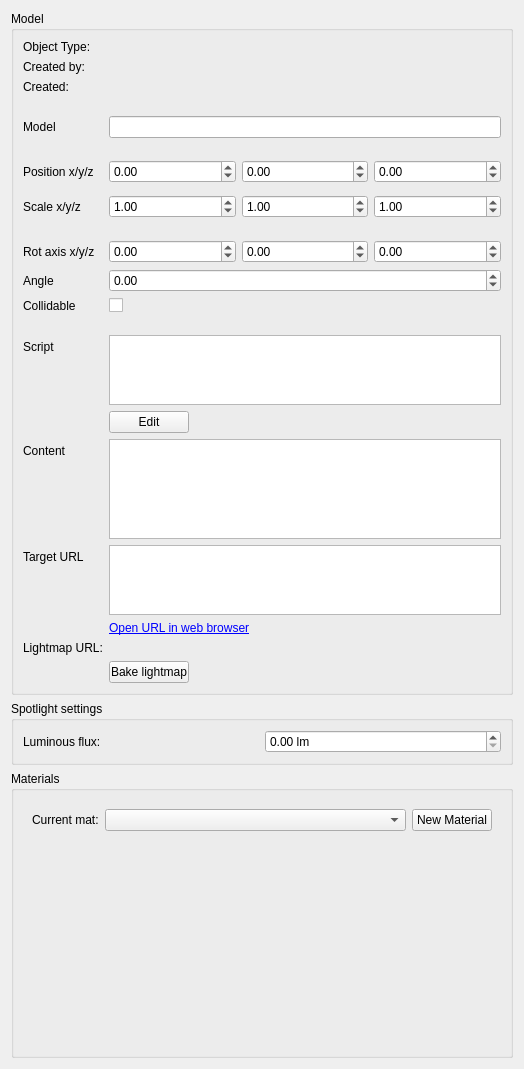
Old version of the form gui_client/ObjectEditor.ui in the repository shipilovden/substrata-metasiberia.
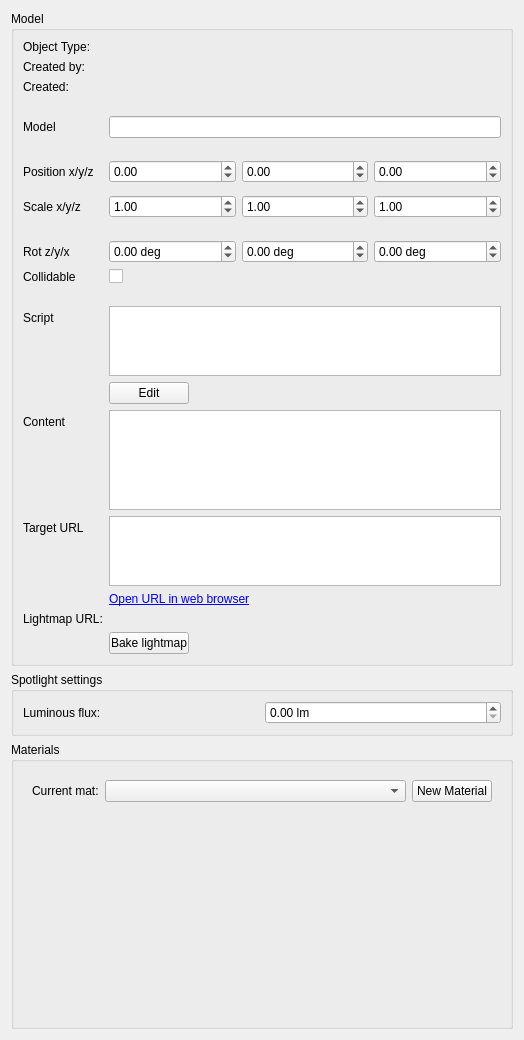
New version of the form. Custom widgets are drawn as their Qt base class.

Commit message: Changed UI display of rotation to use Euler angles instead of axis + angle. Bumped version to 0.58.

Diff of the .ui file:
```diff
--- a/gui_client/ObjectEditor.ui
+++ b/gui_client/ObjectEditor.ui
@@ -7,7 +7,7 @@
     <x>0</x>
     <y>0</y>
     <width>524</width>
-    <height>969</height>
+    <height>1028</height>
    </rect>
   </property>
   <property name="windowTitle">
@@ -276,7 +276,7 @@
       <item row="10" column="0">
        <widget class="QLabel" name="label_5">
         <property name="text">
-         <string>Rot axis x/y/z</string>
+         <string>Rot z/y/x</string>
         </property>
        </widget>
       </item>
@@ -297,11 +297,14 @@
          </property>
          <item>
           <widget class="IndigoDoubleSpinBox" name="rotAxisXDoubleSpinBox">
+           <property name="suffix">
+            <string> deg</string>
+           </property>
            <property name="minimum">
-            <double>-100.000000000000000</double>
+            <double>-10000.000000000000000</double>
            </property>
            <property name="maximum">
-            <double>100.000000000000000</double>
+            <double>10000.000000000000000</double>
            </property>
            <property name="singleStep">
             <double>0.100000000000000</double>
@@ -310,11 +313,14 @@
          </item>
          <item>
           <widget class="IndigoDoubleSpinBox" name="rotAxisYDoubleSpinBox">
+           <property name="suffix">
+            <string> deg</string>
+           </property>
            <property name="minimum">
-            <double>-100.000000000000000</double>
+            <double>-10000.000000000000000</double>
            </property>
            <property name="maximum">
-            <double>100.000000000000000</double>
+            <double>10000.000000000000000</double>
            </property>
            <property name="singleStep">
             <double>0.100000000000000</double>
@@ -323,11 +329,14 @@
          </item>
          <item>
           <widget class="IndigoDoubleSpinBox" name="rotAxisZDoubleSpinBox">
+           <property name="suffix">
+            <string> deg</string>
+           </property>
            <property name="minimum">
-            <double>-100.000000000000000</double>
+            <double>-10000.000000000000000</double>
            </property>
            <property name="maximum">
-            <double>100.000000000000000</double>
+            <double>10000.000000000000000</double>
            </property>
            <property name="singleStep">
             <double>0.100000000000000</double>
@@ -338,40 +347,20 @@
        </widget>
       </item>
       <item row="11" column="0">
-       <widget class="QLabel" name="label_8">
-        <property name="text">
-         <string>Angle</string>
-        </property>
-       </widget>
-      </item>
-      <item row="11" column="1">
-       <widget class="IndigoDoubleSpinBox" name="rotAngleDoubleSpinBox">
-        <property name="minimum">
-         <double>-100.000000000000000</double>
-        </property>
-        <property name="maximum">
-         <double>100.000000000000000</double>
-        </property>
-        <property name="singleStep">
-         <double>0.100000000000000</double>
-        </property>
-       </widget>
-      </item>
-      <item row="12" column="0">
        <widget class="QLabel" name="label_6">
         <property name="text">
          <string>Collidable</string>
         </property>
        </widget>
       </item>
-      <item row="12" column="1">
+      <item row="11" column="1">
        <widget class="QCheckBox" name="collidableCheckBox">
         <property name="text">
          <string/>
         </property>
        </widget>
       </item>
-      <item row="13" column="1">
+      <item row="12" column="1">
        <spacer name="verticalSpacer_3">
         <property name="orientation">
          <enum>Qt::Vertical</enum>
@@ -387,14 +376,14 @@
         </property>
        </spacer>
       </item>
-      <item row="14" column="0">
+      <item row="13" column="0">
        <widget class="QLabel" name="label_9">
         <property name="text">
          <string>Script</string>
         </property>
        </widget>
       </item>
-      <item row="14" column="1">
+      <item row="13" column="1">
        <widget class="QWidget" name="widget_5" native="true">
         <layout class="QVBoxLayout" name="verticalLayout_2">
          <property name="spacing">
@@ -447,14 +436,14 @@
         </layout>
        </widget>
       </item>
-      <item row="16" column="0">
+      <item row="15" column="0">
        <widget class="QLabel" name="label_12">
         <property name="text">
          <string>Content</string>
         </property>
        </widget>
       </item>
-      <item row="16" column="1">
+      <item row="15" column="1">
        <widget class="QTextEdit" name="contentTextEdit">
         <property name="minimumSize">
          <size>
@@ -464,14 +453,14 @@
         </property>
        </widget>
       </item>
-      <item row="17" column="0">
+      <item row="16" column="0">
        <widget class="QLabel" name="targetURLLabel">
         <property name="text">
          <string>Target URL</string>
         </property>
        </widget>
       </item>
-      <item row="17" column="1">
+      <item row="16" column="1">
        <widget class="QTextEdit" name="targetURLLineEdit">
         <property name="minimumSize">
          <size>
@@ -487,28 +476,28 @@
         </property>
        </widget>
       </item>
-      <item row="18" column="1">
+      <item row="17" column="1">
        <widget class="QLabel" name="visitURLLabel">
         <property name="text">
          <string>&lt;a href=&quot;#boo&quot;&gt;Open URL in web browser&lt;/a&gt;</string>
         </property>
        </widget>
       </item>
-      <item row="19" column="0">
+      <item row="18" column="0">
        <widget class="QLabel" name="label_7">
         <property name="text">
          <string>Lightmap URL:</string>
         </property>
        </widget>
       </item>
-      <item row="19" column="1">
+      <item row="18" column="1">
        <widget class="QLabel" name="lightmapURLLabel">
         <property name="text">
          <string/>
         </property>
        </widget>
       </item>
-      <item row="20" column="1">
+      <item row="19" column="1">
        <widget class="QWidget" name="widget_6" native="true">
         <layout class="QHBoxLayout" name="horizontalLayout_5">
          <property name="leftMargin">
```
Left out of the diff: 6 changed lines with no effect on the pictures. The commit also changes 2 other files.
